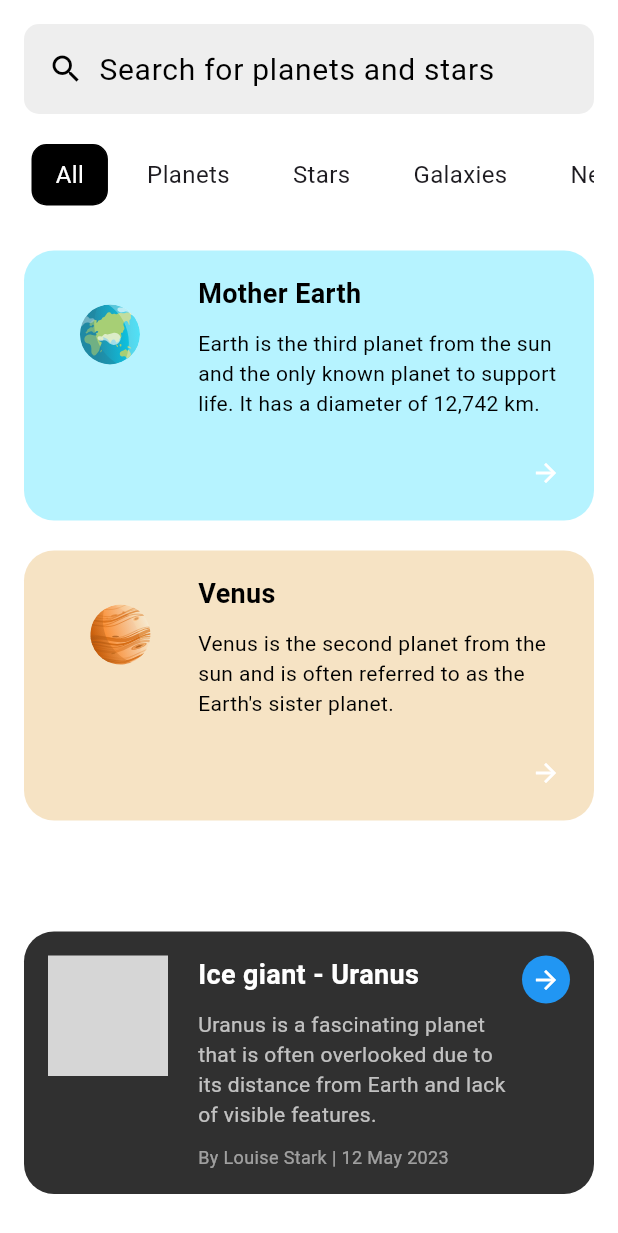
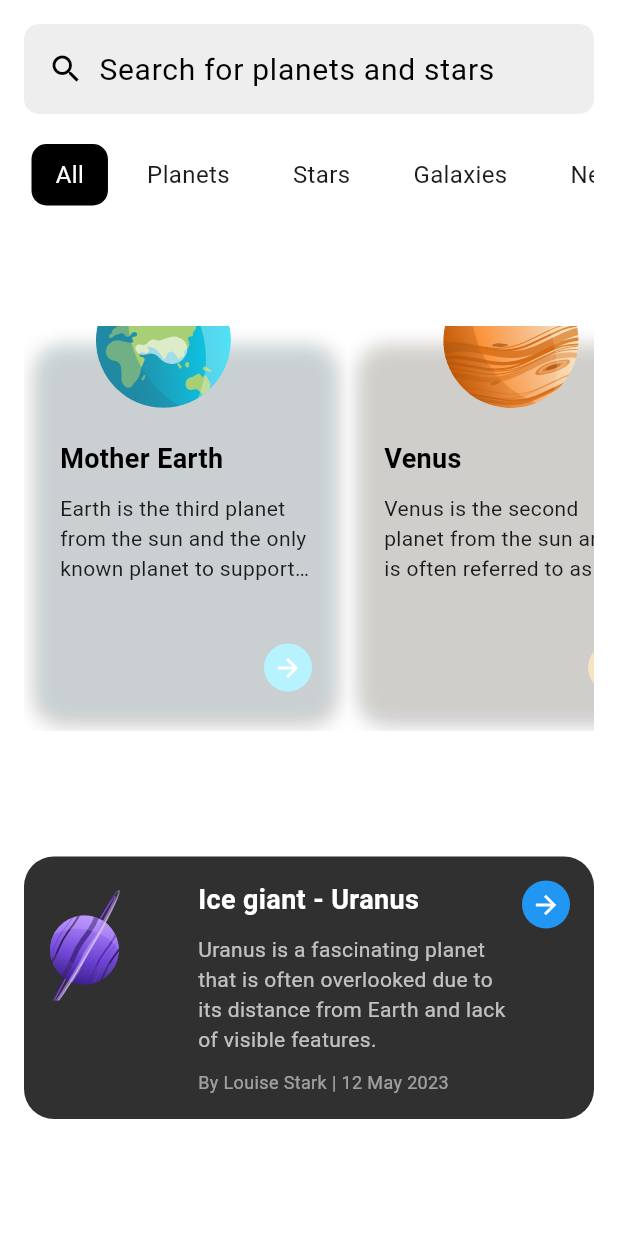
Before and after one commit to nathannewyen/flutters, a Flutter app: the HomeScreen screen opened by its route, on a phone screen of 412 x 824 dp. Shown: the top 1233 px of the screen. Run offline on Flutter 3.47's test engine with Material 3 defaults, Android fonts, the phone set to English and light mode, and no system bars; our stand-ins replace card_swiper, fancy_shimmer_image, flutter_iconly, flutter_riverpod, flutter_svg, google_fonts and 2 more; accounts and stored records are empty; grey boxes are pictures that could not be loaded.

Commit message:
update planet card

```diff
--- a/physics_concept/lib/screens/home.dart
+++ b/physics_concept/lib/screens/home.dart
@@ -1,7 +1,7 @@
 import 'package:flutter/material.dart';
 import 'package:physics_concept/widgets/article_widget.dart';
-import 'package:physics_concept/widgets/planets_widget.dart';
 
+import '../widgets/planets_widget.dart';
 import '../widgets/stars_widget.dart';
 
 class HomeScreen extends StatefulWidget {
@@ -51,14 +51,19 @@ class HomeScreenState extends State<HomeScreen> {
             child: Padding(
               padding: const EdgeInsets.all(16.0),
               child: Column(
+                crossAxisAlignment: CrossAxisAlignment.start,
                 children: [
                   _buildSearchBar(theme, isDarkTheme),
                   const SizedBox(height: 20),
                   _buildCategoryFilters(theme, isDarkTheme),
-                  const SizedBox(height: 20),
-                  Expanded(
-                    child: ListView(
-                      children: const [
+                  const SizedBox(height: 80),
+                  const SizedBox(
+                    height:
+                        270, // Adjust height to accommodate card height and margin
+                    child: SingleChildScrollView(
+                      scrollDirection: Axis.horizontal,
+                      child: Row(
+                        children: [
                           PlanetCard(
                             planetName: 'Mother Earth',
                             description:
@@ -73,10 +78,13 @@ class HomeScreenState extends State<HomeScreen> {
                             assetName: 'venus',
                             backgroundColor: Color(0XFFF6E3C4),
                           ),
-                        ArticlesSection(),
+                          // Add more PlanetCard widgets here if needed
                         ],
                       ),
                     ),
+                  ),
+                  const SizedBox(height: 20),
+                  const Expanded(child: ArticlesSection()),
                 ],
               ),
             ),
--- a/physics_concept/lib/widgets/article_widget.dart
+++ b/physics_concept/lib/widgets/article_widget.dart
@@ -29,7 +29,7 @@ class ArticlesSection extends StatelessWidget {
             crossAxisAlignment: CrossAxisAlignment.start,
             children: [
               SvgPicture.asset(
-                'assets/svgs/uranus.svg',
+                'assets/svgs/venus_ring.svg',
                 width: 80,
                 height: 80,
               ),
--- a/physics_concept/lib/widgets/planets_widget.dart
+++ b/physics_concept/lib/widgets/planets_widget.dart
@@ -20,52 +20,57 @@ class PlanetCard extends StatelessWidget {
     final theme = Theme.of(context);
     final isDarkTheme = theme.brightness == Brightness.dark;
 
-    return Container(
-      margin: const EdgeInsets.symmetric(vertical: 10.0),
+    return Stack(
+      children: [
+        Container(
+          width: 200, // Fixed width for the card
+          height: 250, // Fixed height for the card
+          margin: const EdgeInsets.symmetric(
+              vertical: 10.0,
+              horizontal: 8.0), // Added horizontal margin for spacing
+          decoration: BoxDecoration(
+            color: isDarkTheme
+                ? Colors.grey[800]
+                : backgroundColor.withOpacity(0.1),
+            borderRadius: BorderRadius.circular(20.0),
+            boxShadow: [
+              BoxShadow(
+                color: Colors.black.withOpacity(0.2),
+                spreadRadius: 2,
+                blurRadius: 10,
+                offset: const Offset(0, 5),
+              ),
+            ],
+          ),
+          child: Padding(
             padding: const EdgeInsets.all(16.0),
-      decoration: BoxDecoration(
-        color: backgroundColor,
-        borderRadius: BorderRadius.circular(20.0),
-      ),
             child: Column(
               crossAxisAlignment: CrossAxisAlignment.start,
               children: [
-          Row(
-            crossAxisAlignment: CrossAxisAlignment.start,
-            children: [
-              SvgPicture.asset(
-                'assets/svgs/$assetName.svg',
-                width: 80,
-                height: 80,
-              ),
-              const SizedBox(width: 20),
-              Expanded(
-                child: Column(
-                  crossAxisAlignment: CrossAxisAlignment.start,
-                  children: [
+                const SizedBox(height: 50), // Space for the floating SVG
                 Text(
                   planetName,
-                      style: const TextStyle(
+                  style: TextStyle(
                     fontSize: 18,
                     fontWeight: FontWeight.bold,
-                          color: Colors.black),
+                    color: isDarkTheme ? Colors.white : Colors.black,
+                  ),
                 ),
                 const SizedBox(height: 10),
-                    Text(
+                Expanded(
+                  child: Text(
                     description,
-                      style: const TextStyle(
+                    style: TextStyle(
                       fontSize: 14,
-                        color: Colors.black,
+                      color: isDarkTheme ? Colors.white70 : Colors.black87,
+                    ),
+                    overflow: TextOverflow.ellipsis,
+                    maxLines: 3,
                   ),
                 ),
-                  ],
-                ),
-              ),
-            ],
-          ),
-          const SizedBox(height: 20),
+                const SizedBox(height: 10),
                 Align(
-            alignment: Alignment.centerRight,
+                  alignment: Alignment.bottomRight,
                   child: Container(
                     padding: const EdgeInsets.all(6.0),
                     decoration: BoxDecoration(
@@ -81,6 +86,18 @@ class PlanetCard extends StatelessWidget {
                 ),
               ],
             ),
+          ),
+        ),
+        Positioned(
+          top: -80, // Adjust this value to move the SVG up or down
+          left: 0, // Adjust this value to move the SVG left or right
+          child: SvgPicture.asset(
+            'assets/svgs/$assetName.svg',
+            width: 180,
+            height: 180,
+          ),
+        ),
+      ],
     );
   }
 }
```
Lines whose indentation alone changed are shown as unchanged.
